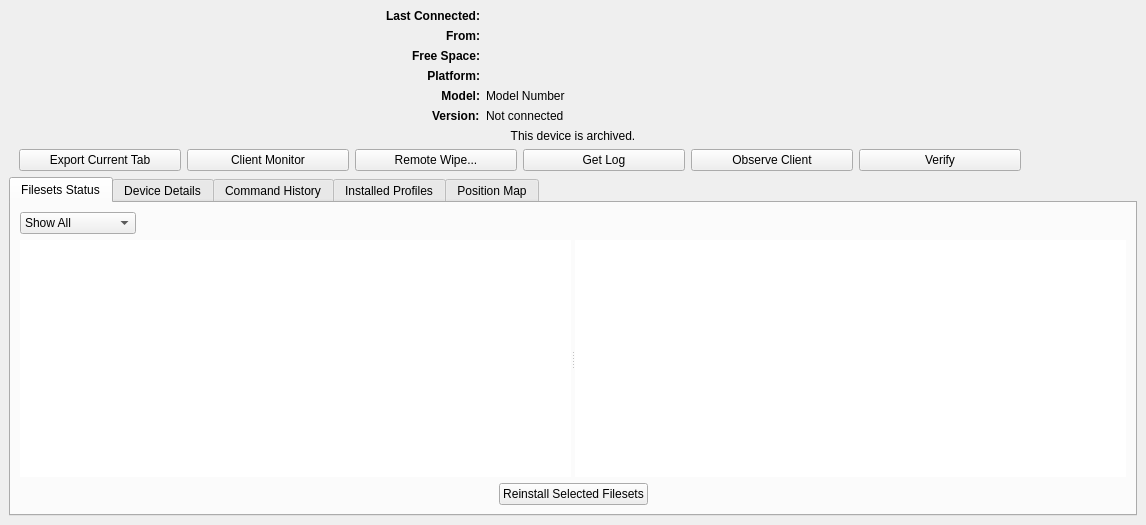
Above: FWAdminLib/ClientReportDlg.ui from fw-dev/translations before the change. Below: the same form after it.
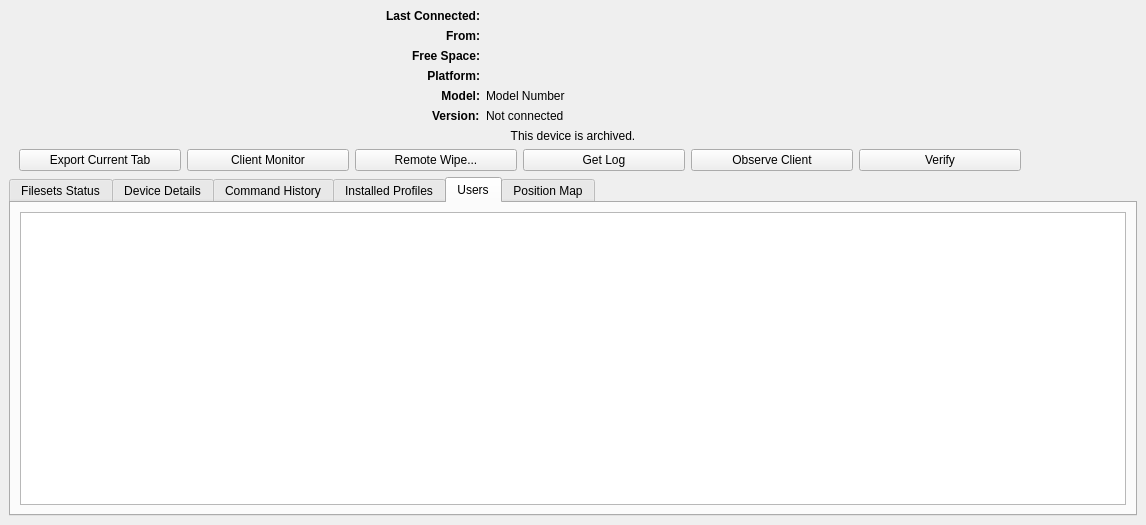
That is the form after the change. The open tabs and pages were chosen to show the change. Icons and pictures are not drawn. Custom widgets are drawn as their Qt base class.

What changed in the file:
```diff
--- a/FWAdminLib/ClientReportDlg.ui
+++ b/FWAdminLib/ClientReportDlg.ui
@@ -775,6 +775,16 @@
           </item>
          </layout>
         </widget>
+        <widget class="QWidget" name="tabUsers">
+         <attribute name="title">
+          <string>Users</string>
+         </attribute>
+         <layout class="QVBoxLayout" name="verticalLayout_6">
+          <item>
+           <widget class="StyledTreeView" name="users"/>
+          </item>
+         </layout>
+        </widget>
         <widget class="PositionMapWidget" name="positionMapWidget">
          <attribute name="title">
           <string>Position Map</string>
```
Left out of the diff: 15 changed lines with no effect on the pictures.
